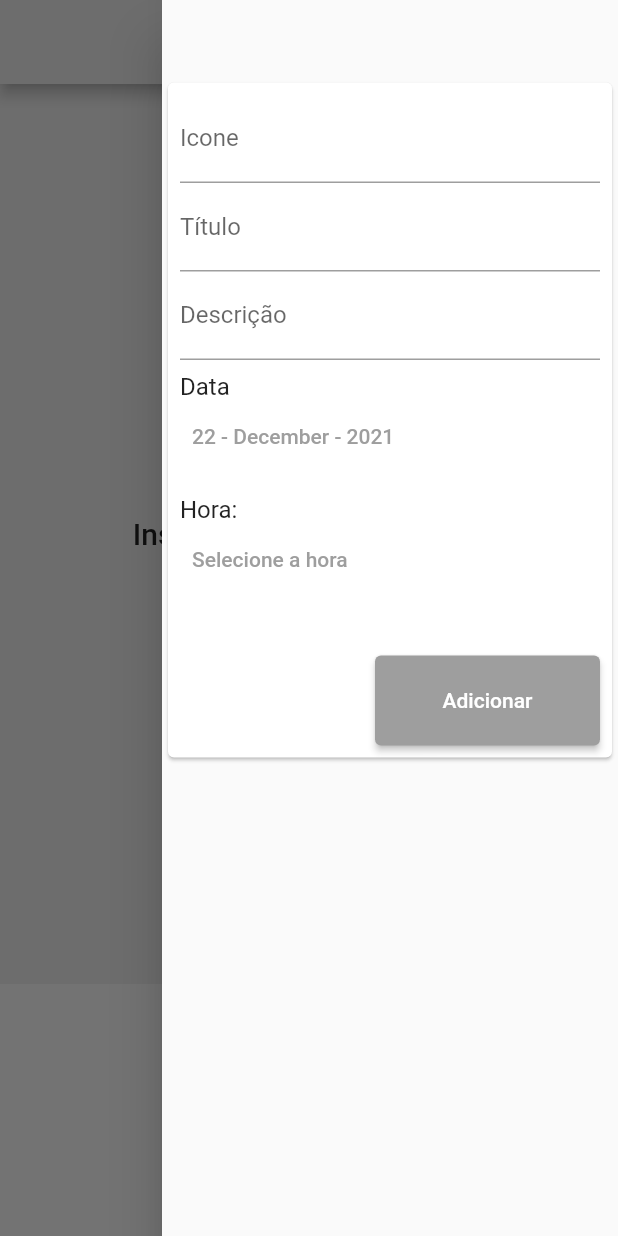
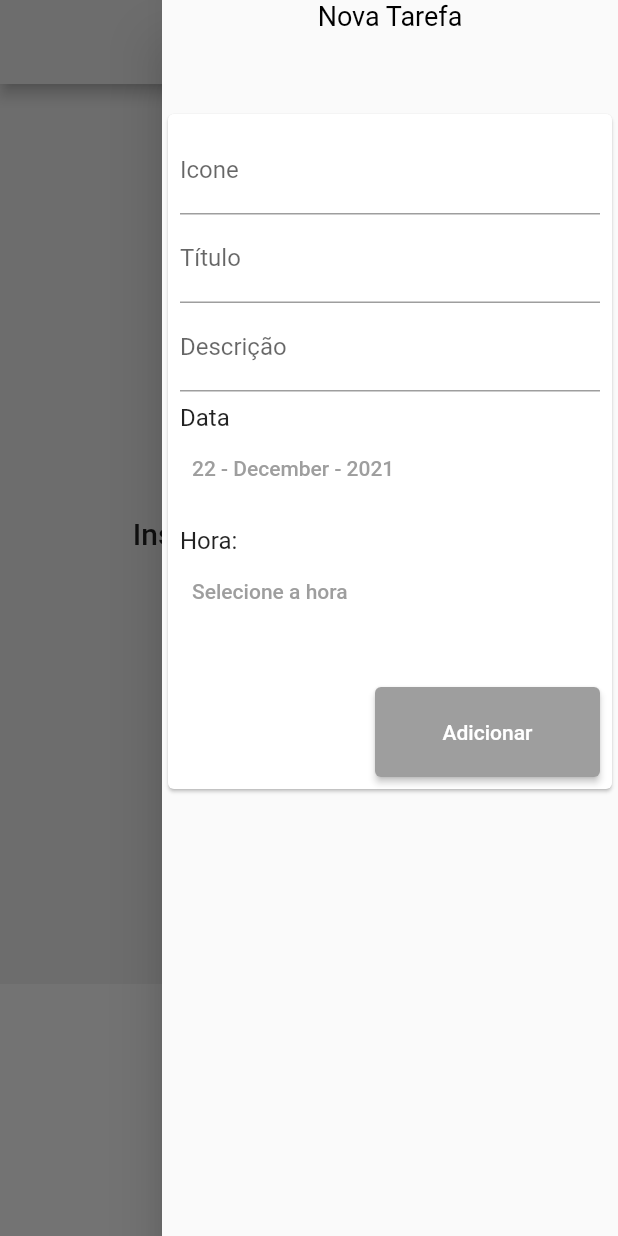
Before and after one commit to heloeng/Diario_De_Tarefas, a Flutter app: the screen it shows after launch, with the side drawer open, on a phone screen of 412 x 824 dp. Run offline on Flutter 3.47's test engine with Material 2 defaults, Android fonts, the phone set to English and light mode, and no system bars; our stand-ins replace font_awesome_flutter.

```diff
--- a/lib/src/ui/components/transaction_list_component.dart
+++ b/lib/src/ui/components/transaction_list_component.dart
@@ -4,14 +4,20 @@ import 'package:teste/src/src.dart';
 import 'package:intl/intl.dart';
 import 'package:teste/src/ui/components/alertShowTodo.dart';
 
-class TransactionListComponent extends StatelessWidget {
+class TransactionListComponent extends StatefulWidget {
   final List<TransactionModel> transactions;
 
   TransactionListComponent(this.transactions, {Key? key}) : super(key: key);
 
+  @override
+  State<TransactionListComponent> createState() => _TransactionListComponentState();
+}
+
+class _TransactionListComponentState extends State<TransactionListComponent> {
   get time => null;
 
   double alturaTela = 0;
+
   double larguraTela = 0;
 
   @override
@@ -20,7 +26,7 @@ class TransactionListComponent extends StatelessWidget {
     larguraTela = MediaQuery.of(context).size.width;
     return SizedBox(
       height: 600,
-      child: transactions.isEmpty
+      child: widget.transactions.isEmpty
           ? Center(
               child: Column(
                 mainAxisAlignment: MainAxisAlignment.center,
@@ -37,9 +43,9 @@ class TransactionListComponent extends StatelessWidget {
           : SizedBox(
               height: 300,
               child: ListView.builder(
-                itemCount: transactions.length,
+                itemCount: widget.transactions.length,
                 itemBuilder: (ctx, index) {
-                  final tr = transactions[index];
+                  final tr = widget.transactions[index];
 
                   return GestureDetector(
                     child: Card(
--- a/lib/src/ui/pages/home_page.dart
+++ b/lib/src/ui/pages/home_page.dart
@@ -1,7 +1,5 @@
 import 'dart:math';
-
 import 'package:flutter/material.dart';
-
 import '../../src.dart';
 
 class MyHomePage extends StatefulWidget {
@@ -21,12 +19,20 @@ class _MyHomePageState extends State<MyHomePage> {
     return Scaffold(
       key: globalKey,
       appBar: AppBar(
-        backgroundColor: const Color(0xFFEEEEEE),
+          backgroundColor: const Color(0xFFEEEEEE),
           centerTitle: true,
-           title: const Text('Tarefas'), actions: const [] ),
+          title: const Text('Tarefas'),
+          actions: const []),
       endDrawer: Drawer(
         child: Column(
           children: [
+            const Text(
+              "Nova Tarefa",
+              style: TextStyle(
+                color: Colors.black,
+                fontSize: 18,
+              ),
+            ),
             Padding(
               padding: const EdgeInsets.only(top: 51.0),
               child: TransactionFormComponent(_addTransaction),
@@ -35,8 +41,8 @@ class _MyHomePageState extends State<MyHomePage> {
         ),
       ),
       body: SingleChildScrollView(
-        child: Container(color: const Color(0xFFEEEEEE),
-
+        child: Container(
+          color: const Color(0xFFEEEEEE),
           child: Column(
             children: [
               TransactionListComponent(_transactions),
@@ -45,9 +51,12 @@ class _MyHomePageState extends State<MyHomePage> {
         ),
       ),
       floatingActionButton: FloatingActionButton(
-
-        child: const Icon(Icons.add,color: Colors.white,),
-        onPressed: () => globalKey.currentState!.openEndDrawer(),backgroundColor: const Color(0xFF00E676),
+        child: const Icon(
+          Icons.add,
+          color: Colors.white,
+        ),
+        onPressed: () => globalKey.currentState!.openEndDrawer(),
+        backgroundColor: const Color(0xFF00E676),
       ),
       floatingActionButtonLocation: FloatingActionButtonLocation.centerFloat,
     );
```
Also changed, not shown: lib/src/ui/widgets/avatar_list_widget.dart (added, +49 -0 lines), lib/src/ui/widgets/icons_list_widget.dart (+25 -25 lines).
